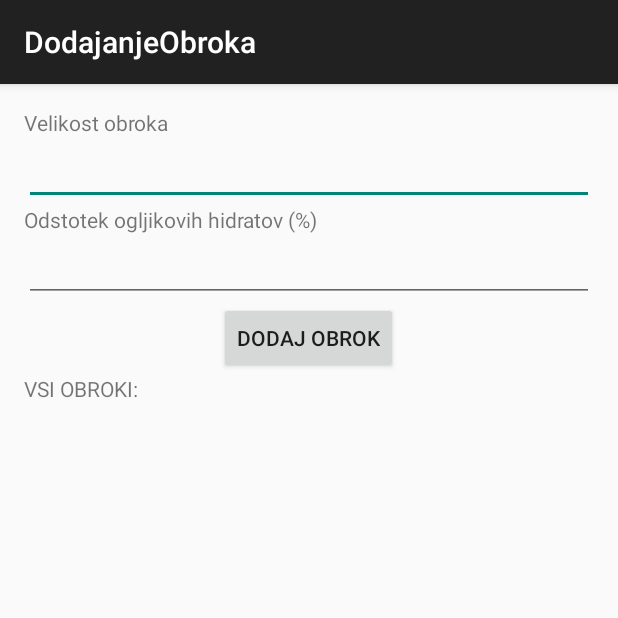
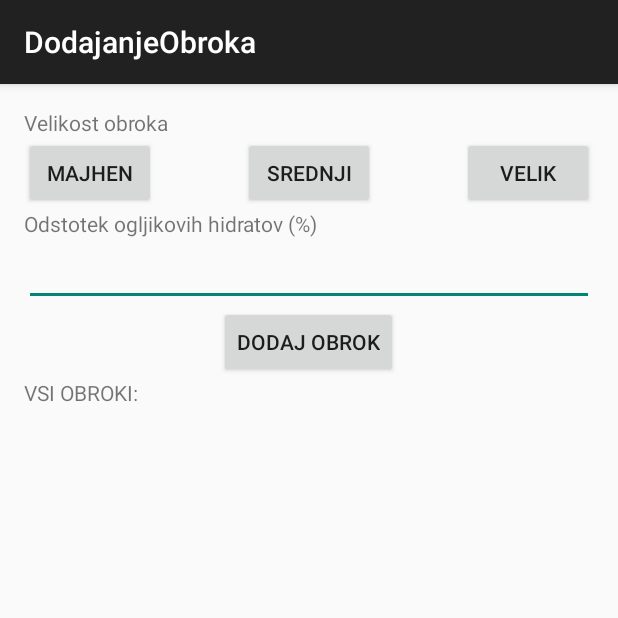
Before and after one commit to nixzoor/GlucoWatch, an Android app: the DodajanjeObroka screen opened directly, with no data from a screen before it, on a phone screen of 412 x 824 dp, the top half of it. Run offline under Robolectric (Android 15) with nearby library versions, the phone set to English and light mode, and no system bars.

Commit message:
Improved all mobile activities. Added messages when user add some data (activity, glucose measurement)...

```diff
--- a/mobile/src/main/java/com/fzv/glucowatch/DodajanjeObroka.java
+++ b/mobile/src/main/java/com/fzv/glucowatch/DodajanjeObroka.java
@@ -7,6 +7,7 @@ import android.view.MenuItem;
 import android.view.View;
 import android.widget.EditText;
 import android.widget.TextView;
+import android.widget.Toast;
 
 import java.text.SimpleDateFormat;
 import java.util.Date;
@@ -15,19 +16,20 @@ import java.util.Date;
 public class DodajanjeObroka extends ActionBarActivity {
 
 
-    EditText velikostObroka;
     EditText procentOH;
 
     TextView vsiObrokiText;
+
+    String velikostObrokaGumb;
 
     @Override
     protected void onCreate(Bundle savedInstanceState) {
         super.onCreate(savedInstanceState);
         setContentView(R.layout.activity_dodajanje_obroka);
 
-        velikostObroka = (EditText)findViewById(R.id.txtVelikostObroka);
         procentOH = (EditText)findViewById(R.id.txtProcentOH);
         vsiObrokiText = (TextView)findViewById(R.id.textViewPrikazObrokov);
+        velikostObrokaGumb = "Srednje velik";
 
         DB_Handler dbHandler = new DB_Handler(this,null,null,1);
         Obrok[] vsiObrokiPolje = dbHandler.vrniVseObroke();
@@ -70,9 +72,11 @@ public class DodajanjeObroka extends ActionBarActivity {
         SimpleDateFormat datumformat = new SimpleDateFormat("dd.MM.yyyy, HH:mm:ss");
         String datum = datumformat.format(d);
 
-        Obrok o = new Obrok(datum,velikostObroka.getText().toString(), Integer.parseInt(procentOH.getText().toString()));
+        Obrok o = new Obrok(datum,velikostObrokaGumb, Integer.parseInt(procentOH.getText().toString()));
 
         dbHandler.dodajObrok(o);
+        Toast.makeText(getApplicationContext(), "Obrok dodan",
+                Toast.LENGTH_SHORT).show();
 
         Obrok[] vsiObrokiPolje = dbHandler.vrniVseObroke();
 
@@ -86,4 +90,17 @@ public class DodajanjeObroka extends ActionBarActivity {
         vsiObrokiText.setText(text);
 
     }
+
+    public void spremeniVelikostObrokaMajhen(View view)
+    {
+        velikostObrokaGumb = "Majhen obrok";
+    }
+    public void spremeniVelikostObrokaSrednji(View view)
+    {
+        velikostObrokaGumb = "Srednje velik obrok";
+    }
+    public void spremeniVelikostObrokaVelik(View view)
+    {
+        velikostObrokaGumb = "Velik obrok";
+    }
 }
--- a/mobile/src/main/java/com/fzv/glucowatch/dodajanjeMeritve.java
+++ b/mobile/src/main/java/com/fzv/glucowatch/dodajanjeMeritve.java
@@ -7,6 +7,7 @@ import android.view.MenuItem;
 import android.view.View;
 import android.widget.EditText;
 import android.widget.TextView;
+import android.widget.Toast;
 
 import org.w3c.dom.Text;
 
@@ -70,6 +71,8 @@ public class dodajanjeMeritve extends ActionBarActivity {
         String datum = datumformat.format(d);
 
         Meritev m = new Meritev(datum, Double.parseDouble(vrednostGlukoze.getText().toString()));
+        Toast.makeText(getApplicationContext(), "Meritev dodana",
+                Toast.LENGTH_SHORT).show();
 
         dbHandler.dodajMeritev(m);
 
--- a/mobile/src/main/res/layout/activity_dodajanje_obroka.xml
+++ b/mobile/src/main/res/layout/activity_dodajanje_obroka.xml
@@ -10,22 +10,12 @@
     <EditText
         android:layout_width="wrap_content"
         android:layout_height="wrap_content"
-        android:id="@+id/txtVelikostObroka"
-        android:layout_below="@+id/textView3"
-        android:layout_alignParentLeft="true"
-        android:layout_alignParentStart="true"
-        android:layout_alignParentRight="true"
-        android:layout_alignParentEnd="true" />
-
-    <EditText
-        android:layout_width="wrap_content"
-        android:layout_height="wrap_content"
         android:id="@+id/txtProcentOH"
         android:layout_below="@+id/textView4"
         android:layout_alignParentLeft="true"
         android:layout_alignParentStart="true"
-        android:layout_alignParentRight="true"
-        android:layout_alignParentEnd="true" />
+        android:layout_alignRight="@+id/textViewPrikazObrokov"
+        android:layout_alignEnd="@+id/textViewPrikazObrokov" />
 
     <Button
         android:layout_width="wrap_content"
@@ -61,8 +51,37 @@
         android:layout_height="wrap_content"
         android:text="Odstotek ogljikovih hidratov (%)"
         android:id="@+id/textView4"
-        android:layout_below="@+id/txtVelikostObroka"
+        android:layout_below="@+id/btnMajhen"
         android:layout_alignParentLeft="true"
         android:layout_alignParentStart="true" />
 
+    <Button
+        android:layout_width="wrap_content"
+        android:layout_height="wrap_content"
+        android:text="Majhen"
+        android:id="@+id/btnMajhen"
+        android:onClick="spremeniVelikostObrokaMajhen"
+        android:layout_below="@+id/textView3"
+        android:layout_alignParentLeft="true"
+        android:layout_alignParentStart="true" />
+
+    <Button
+        android:layout_width="wrap_content"
+        android:layout_height="wrap_content"
+        android:text="Srednji"
+        android:id="@+id/btnSrednji"
+        android:onClick="spremeniVelikostObrokaSrednji"
+        android:layout_below="@+id/textView3"
+        android:layout_centerHorizontal="true" />
+
+    <Button
+        android:layout_width="wrap_content"
+        android:layout_height="wrap_content"
+        android:text="Velik"
+        android:id="@+id/btnVelik"
+        android:onClick="spremeniVelikostObrokaVelik"
+        android:layout_below="@+id/textView3"
+        android:layout_alignParentRight="true"
+        android:layout_alignParentEnd="true" />
+
 </RelativeLayout>
```
Also changed, not shown: mobile/src/main/java/com/fzv/glucowatch/AktivnostVnosZdravil.java (+7 -1 lines), mobile/src/main/java/com/fzv/glucowatch/DodajanjeAktivnosti.java (+55 -1 lines), mobile/src/main/java/com/fzv/glucowatch/dodajanje_podatkov_uporabnika.java (+73 -2 lines), mobile/src/main/res/layout/activity_dodajanje_aktivnosti.xml (+5 -2 lines), mobile/src/main/res/layout/activity_dodajanje_podatkov_uporabnika.xml (+6 -3 lines), 1 other file.
